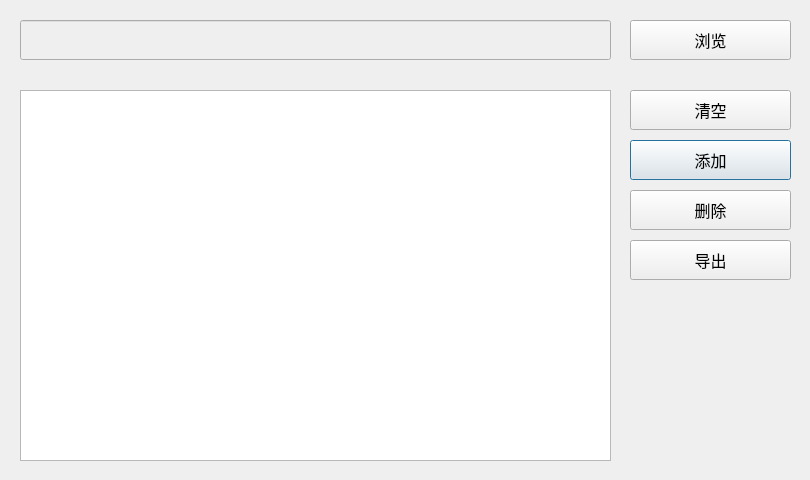
Above: qt_ui/output_static_win/win_ui.ui from ShenWei-HopeNoBug/mock-api-server before the change. Below: the same form after it.
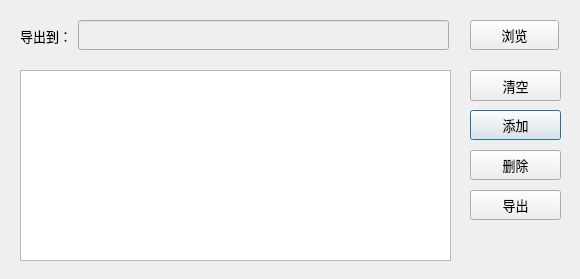
That is the form after the change.

Commit message: 窗口不同屏幕缩放比显示保持一致，样式修改

The edit to the form file:
```diff
--- a/qt_ui/output_static_win/win_ui.ui
+++ b/qt_ui/output_static_win/win_ui.ui
@@ -6,8 +6,8 @@
    <rect>
     <x>0</x>
     <y>0</y>
-    <width>810</width>
-    <height>480</height>
+    <width>580</width>
+    <height>279</height>
    </rect>
   </property>
   <property name="font">
@@ -21,21 +21,21 @@
   <widget class="QPushButton" name="addPushButton">
    <property name="geometry">
     <rect>
-     <x>630</x>
-     <y>140</y>
-     <width>161</width>
-     <height>40</height>
+     <x>470</x>
+     <y>110</y>
+     <width>91</width>
+     <height>30</height>
     </rect>
    </property>
    <property name="minimumSize">
     <size>
      <width>0</width>
-     <height>40</height>
+     <height>30</height>
     </size>
    </property>
    <property name="font">
     <font>
-     <pointsize>12</pointsize>
+     <pointsize>10</pointsize>
     </font>
    </property>
    <property name="cursor">
@@ -48,21 +48,21 @@
   <widget class="QPushButton" name="deletePushButton">
    <property name="geometry">
     <rect>
-     <x>630</x>
-     <y>190</y>
-     <width>161</width>
-     <height>40</height>
+     <x>470</x>
+     <y>150</y>
+     <width>91</width>
+     <height>30</height>
     </rect>
    </property>
    <property name="minimumSize">
     <size>
      <width>0</width>
-     <height>40</height>
+     <height>30</height>
     </size>
    </property>
    <property name="font">
     <font>
-     <pointsize>12</pointsize>
+     <pointsize>10</pointsize>
     </font>
    </property>
    <property name="cursor">
@@ -75,21 +75,21 @@
   <widget class="QPushButton" name="outputPushButton">
    <property name="geometry">
     <rect>
-     <x>630</x>
-     <y>240</y>
-     <width>161</width>
-     <height>40</height>
+     <x>470</x>
+     <y>190</y>
+     <width>91</width>
+     <height>30</height>
     </rect>
    </property>
    <property name="minimumSize">
     <size>
      <width>0</width>
-     <height>40</height>
+     <height>30</height>
     </size>
    </property>
    <property name="font">
     <font>
-     <pointsize>12</pointsize>
+     <pointsize>10</pointsize>
     </font>
    </property>
    <property name="cursor">
@@ -103,9 +103,9 @@
    <property name="geometry">
     <rect>
      <x>20</x>
-     <y>90</y>
-     <width>591</width>
-     <height>371</height>
+     <y>70</y>
+     <width>431</width>
+     <height>191</height>
     </rect>
    </property>
    <property name="font">
@@ -114,24 +114,51 @@
     </font>
    </property>
   </widget>
+  <widget class="QPushButton" name="clearPushButton">
+   <property name="geometry">
+    <rect>
+     <x>470</x>
+     <y>70</y>
+     <width>91</width>
+     <height>31</height>
+    </rect>
+   </property>
+   <property name="minimumSize">
+    <size>
+     <width>0</width>
+     <height>30</height>
+    </size>
+   </property>
+   <property name="font">
+    <font>
+     <pointsize>10</pointsize>
+    </font>
+   </property>
+   <property name="cursor">
+    <cursorShape>PointingHandCursor</cursorShape>
+   </property>
+   <property name="text">
+    <string>清空</string>
+   </property>
+  </widget>
   <widget class="QPushButton" name="browsePushButton">
    <property name="geometry">
     <rect>
-     <x>630</x>
+     <x>470</x>
      <y>20</y>
-     <width>161</width>
-     <height>40</height>
+     <width>89</width>
+     <height>30</height>
     </rect>
    </property>
    <property name="minimumSize">
     <size>
      <width>0</width>
-     <height>40</height>
+     <height>30</height>
     </size>
    </property>
    <property name="font">
     <font>
-     <pointsize>12</pointsize>
+     <pointsize>10</pointsize>
     </font>
    </property>
    <property name="cursor">
@@ -147,16 +174,16 @@
    </property>
    <property name="geometry">
     <rect>
-     <x>20</x>
+     <x>78</x>
      <y>20</y>
-     <width>591</width>
-     <height>40</height>
+     <width>371</width>
+     <height>30</height>
     </rect>
    </property>
    <property name="minimumSize">
     <size>
      <width>0</width>
-     <height>40</height>
+     <height>30</height>
     </size>
    </property>
    <property name="font">
@@ -164,32 +191,29 @@
      <pointsize>10</pointsize>
     </font>
    </property>
+   <property name="readOnly">
+    <bool>false</bool>
+   </property>
   </widget>
-  <widget class="QPushButton" name="clearPushButton">
+  <widget class="QLabel" name="label">
    <property name="geometry">
     <rect>
-     <x>630</x>
-     <y>90</y>
-     <width>161</width>
-     <height>40</height>
+     <x>20</x>
+     <y>25</y>
+     <width>61</width>
+     <height>21</height>
     </rect>
    </property>
-   <property name="minimumSize">
-    <size>
-     <width>0</width>
-     <height>40</height>
-    </size>
-   </property>
    <property name="font">
     <font>
-     <pointsize>12</pointsize>
+     <pointsize>10</pointsize>
     </font>
    </property>
    <property name="cursor">
     <cursorShape>PointingHandCursor</cursorShape>
    </property>
    <property name="text">
-    <string>清空</string>
+    <string>导出到：</string>
    </property>
   </widget>
  </widget>
```
Left out of the diff: 3 changed lines with no effect on the pictures. The commit also changes 6 other files.
